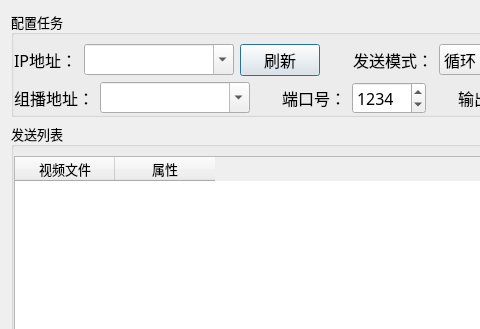
Old version of the form ui/addTask.ui in the repository Reinering/stream-sender; both pictures show x 0 to 480 and y 0 to 329 of the 700 by 430 pixel window.
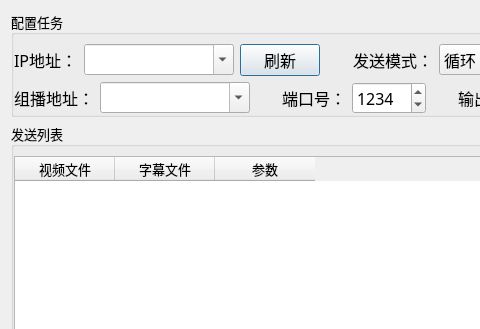
New version of the form.

```diff
--- a/ui/addTask.ui
+++ b/ui/addTask.ui
@@ -459,7 +459,18 @@
         </column>
         <column>
          <property name="text">
-          <string>属性</string>
+          <string>字幕文件</string>
+         </property>
+         <property name="font">
+          <font>
+           <family>微软雅黑</family>
+           <pointsize>10</pointsize>
+          </font>
+         </property>
+        </column>
+        <column>
+         <property name="text">
+          <string>参数</string>
          </property>
          <property name="font">
           <font>
```
